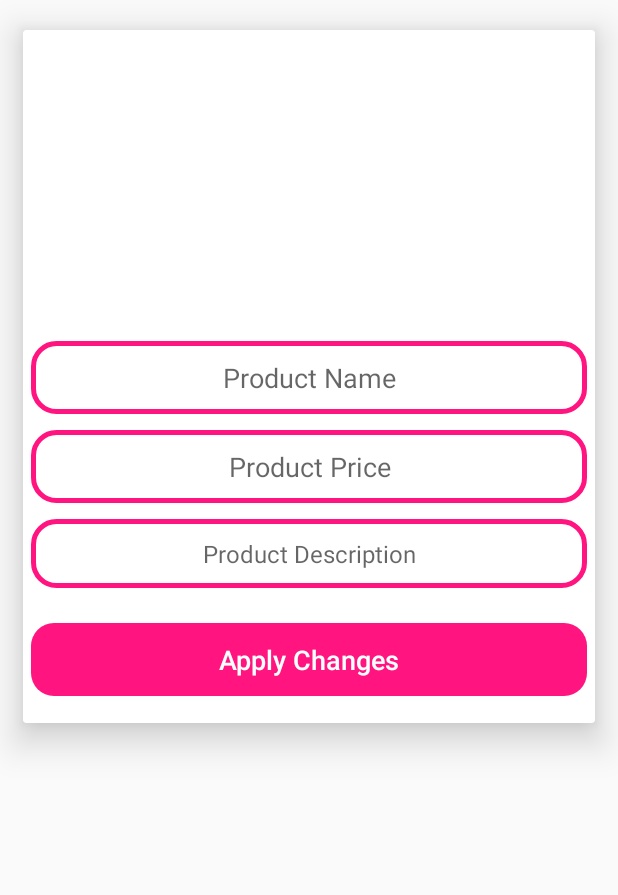
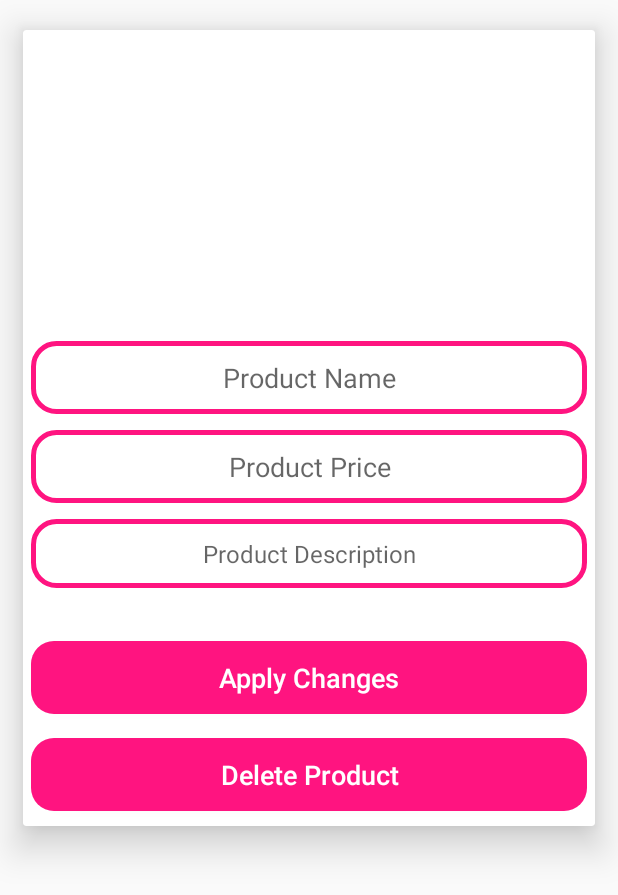
Before and after one commit to woupyie/Thrifty, an Android app: the AdminMaintainProductsActivity screen opened directly, with no data from a screen before it, on a phone screen of 412 x 824 dp. Shown: the top 895 px of the screen. Run offline under Robolectric (Android 15) with nearby library versions, the phone set to English and light mode, and no system bars; our stand-ins replace Firebase (no records; nobody signed in at launch, a user with empty details on screens opened directly), Picasso.

Commit message:
Admin can delete products

```diff
--- a/app/src/main/java/com/woupyie/thrifty/AdminMaintainProductsActivity.java
+++ b/app/src/main/java/com/woupyie/thrifty/AdminMaintainProductsActivity.java
@@ -24,7 +24,7 @@ import java.util.HashMap;
 
 public class AdminMaintainProductsActivity extends AppCompatActivity {
 
-    private Button applyChangesButton;
+    private Button applyChangesButton, deleteButton;
     private EditText name, price, description;
     private ImageView imageView;
 
@@ -43,6 +43,7 @@ public class AdminMaintainProductsActivity extends AppCompatActivity {
         productsRef = FirebaseDatabase.getInstance().getReference().child("Products").child(productID);
 
         applyChangesButton = findViewById(R.id.apply_changes_button);
+        deleteButton = findViewById(R.id.delete_product_button);
         name = findViewById(R.id.product_name_maintain);
         price = findViewById(R.id.product_price_maintain);
         description = findViewById(R.id.product_description_maintain);
@@ -59,7 +60,30 @@ public class AdminMaintainProductsActivity extends AppCompatActivity {
             }
         });
 
+        deleteButton.setOnClickListener(new View.OnClickListener() {
+            @Override
+            public void onClick(View v) {
+                deleteThisProduct();
+            }
+        });
 
+
+    }
+
+    private void deleteThisProduct() {
+
+        productsRef.removeValue().addOnCompleteListener(new OnCompleteListener<Void>() {
+            @Override
+            public void onComplete(@NonNull Task<Void> task) {
+
+                Intent intent = new Intent(AdminMaintainProductsActivity.this, AdminCategoryActivity.class);
+                startActivity(intent);
+                finish();
+
+                Toast.makeText(AdminMaintainProductsActivity.this, "Product Deleted Successfully", Toast.LENGTH_SHORT).show();
+
+            }
+        });
     }
 
     private void applyChanges() {
--- a/app/src/main/res/layout/activity_admin_maintain_products.xml
+++ b/app/src/main/res/layout/activity_admin_maintain_products.xml
@@ -76,8 +76,24 @@
             android:padding="12dp"
             android:layout_marginLeft="5dp"
             android:layout_marginRight="5dp"
-            android:layout_marginTop="18dp"
-            android:layout_marginBottom="18dp"
+            android:layout_marginTop="30dp"
+            android:background="@drawable/buttons"
+            />
+        <Button
+            android:id="@+id/delete_product_button"
+            android:layout_width="match_parent"
+            android:layout_height="wrap_content"
+            android:layout_below="@+id/apply_changes_button"
+            android:text="Delete Product"
+            android:textAllCaps="false"
+            android:textAlignment="center"
+            android:textSize="18dp"
+            android:textColor="@android:color/white"
+            android:padding="12dp"
+            android:layout_marginLeft="5dp"
+            android:layout_marginRight="5dp"
+            android:layout_marginTop="16dp"
+            android:layout_marginBottom="10dp"
             android:background="@drawable/buttons"
             />
 
```
